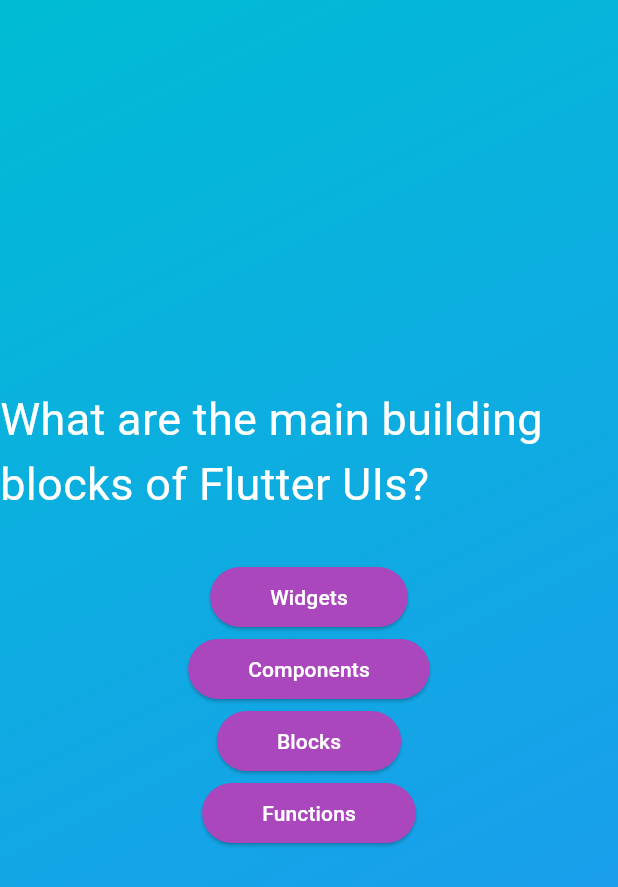
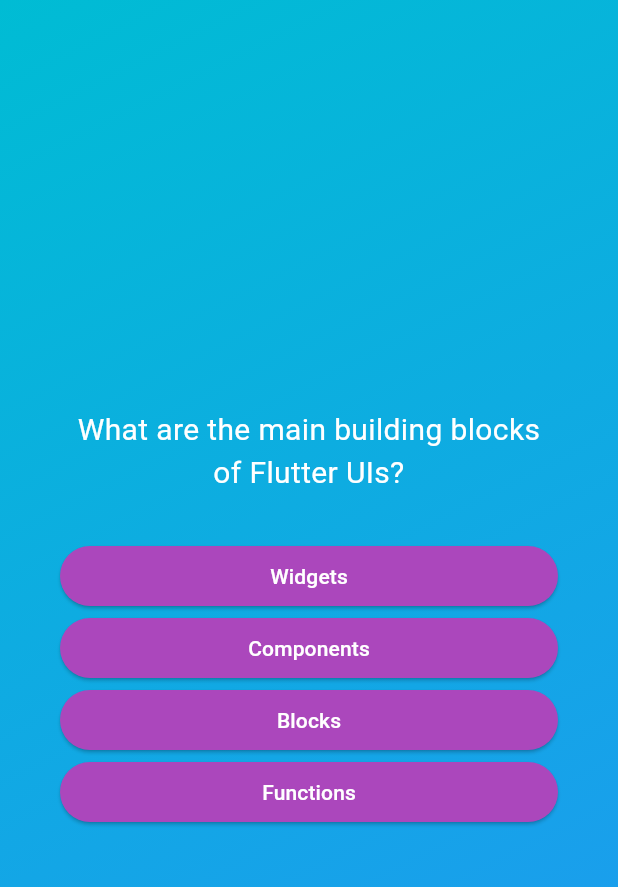
Before and after one commit to bshreyank/Flutter-Dart---Academine, a Flutter app: the screen it shows after launch, after a tap on "Start Quiz", on a phone screen of 412 x 824 dp. Shown: the top 887 px of the screen. Run offline on Flutter 3.47's test engine with Material 3 defaults, Android fonts, the phone set to English and light mode, and no system bars.

Commit message:
Lec 71: Mapping Lists & Using Spread Operator!

```diff
--- a/section_3_flutter_deep_dive_quiz_app/lib/ui/questions_screen.dart
+++ b/section_3_flutter_deep_dive_quiz_app/lib/ui/questions_screen.dart
@@ -15,34 +15,29 @@
 
     return SizedBox(
       width: double.infinity,
+      child: Container(
+        margin: const EdgeInsets.all(40.0),
         child: Column(
           mainAxisAlignment: MainAxisAlignment.center,
+          crossAxisAlignment: CrossAxisAlignment.stretch,
           children: [
             Text(
               currentQuestion.text,
               style: const TextStyle(
-              fontSize: 30.0,
+                fontSize: 20.0,
                 color: Colors.white,
               ),
+              textAlign: TextAlign.center,
             ),
             const SizedBox(height: 30),
-          AnswerButton(
-            answerText: currentQuestion.answers[0],
+            ...currentQuestion.answers.map((answer) {
+              return AnswerButton(
+                answerText: answer,
                 onTap: () {},
+              );
+            }),
+          ],
         ),
-          AnswerButton(
-            answerText: currentQuestion.answers[1],
-            onTap: () {},
-          ),
-          AnswerButton(
-            answerText: currentQuestion.answers[2],
-            onTap: () {},
-          ),
-          AnswerButton(
-            answerText: currentQuestion.answers[3],
-            onTap: () {},
-          ),
-        ],
       ),
     );
   }
```
Lines whose indentation alone changed are shown as unchanged.
